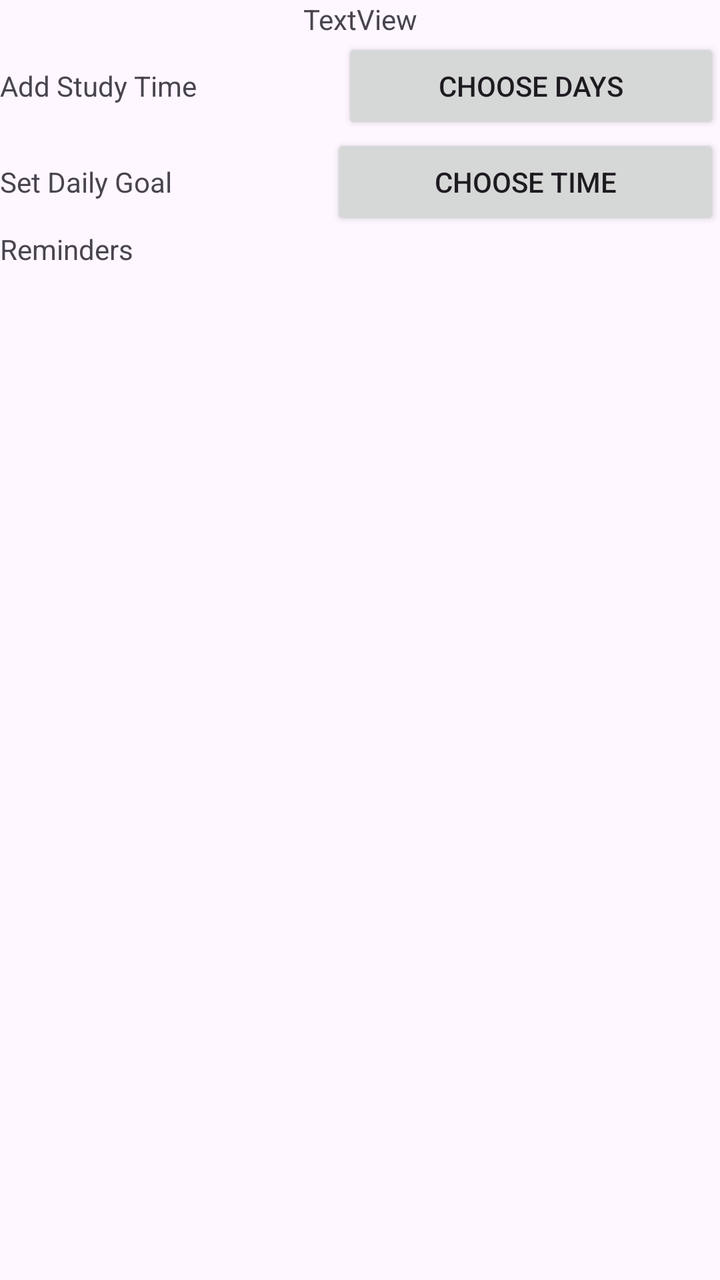
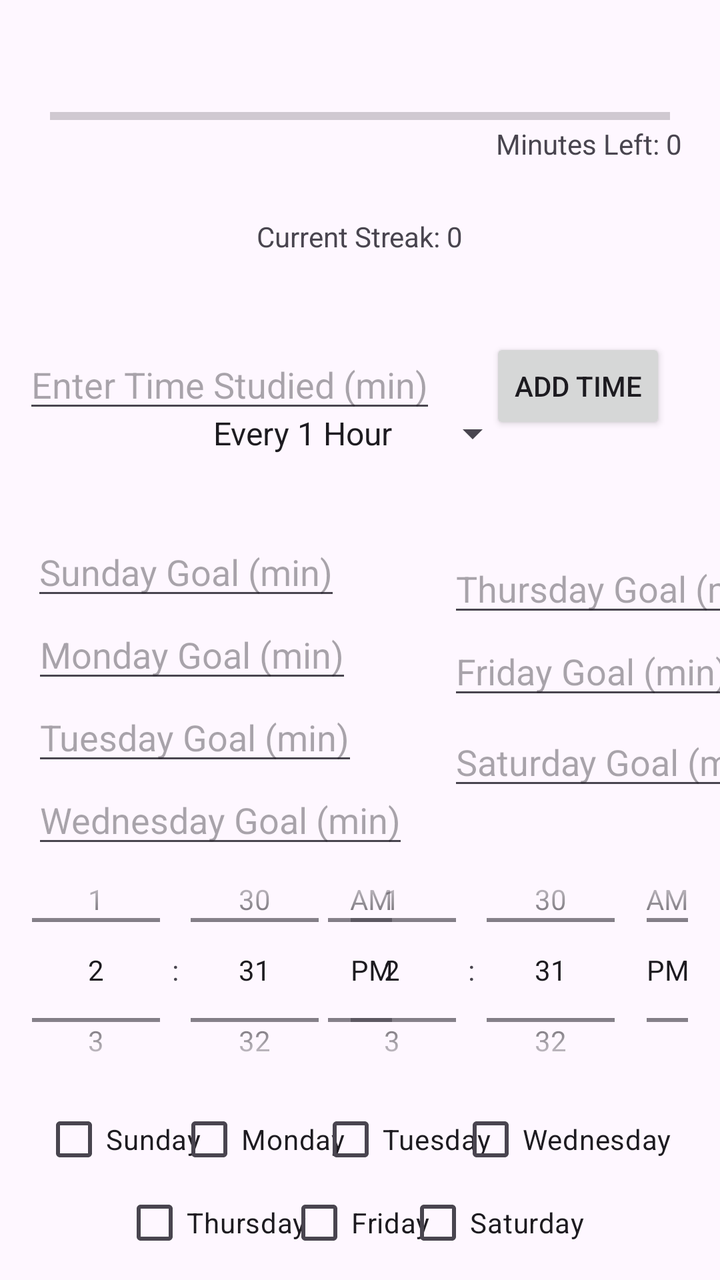

Compare the two renders of this Android layout. The source of the first and the diff that turns it into the second are given below.
<!-- AndroidManifest.xml: application theme Theme.MyApplication -->
<!-- res/layout/fragment_study_goal.xml -->
<?xml version="1.0" encoding="utf-8"?>
<androidx.constraintlayout.widget.ConstraintLayout xmlns:android="http://schemas.android.com/apk/res/android"
    xmlns:app="http://schemas.android.com/apk/res-auto"
    xmlns:tools="http://schemas.android.com/tools"
    android:layout_width="match_parent"
    android:layout_height="match_parent"
    tools:context=".ui.home_fragments.StudyGoalFragment">

    <TextView
        android:id="@+id/textView7"
        android:layout_width="wrap_content"
        android:layout_height="wrap_content"
        android:text="TextView"
        app:layout_constraintEnd_toEndOf="parent"
        app:layout_constraintStart_toStartOf="parent"
        app:layout_constraintTop_toTopOf="parent" />

    <LinearLayout
        android:id="@+id/linearLayout4"
        android:layout_width="match_parent"
        android:layout_height="0dp"
        android:orientation="horizontal"
        app:layout_constraintEnd_toEndOf="parent"
        app:layout_constraintStart_toStartOf="parent"
        app:layout_constraintTop_toBottomOf="@+id/textView7">

        <TextView
            android:id="@+id/textView8"
            android:layout_width="wrap_content"
            android:layout_height="wrap_content"
            android:layout_weight="1"
            android:text="Add Study Time" />

        <Button
            android:id="@+id/button10"
            android:layout_width="wrap_content"
            android:layout_height="wrap_content"
            android:layout_weight="1"
            android:text="Choose Days" />
    </LinearLayout>

    <LinearLayout
        android:id="@+id/linearLayout3"
        android:layout_width="match_parent"
        android:layout_height="0dp"
        android:orientation="horizontal"
        app:layout_constraintTop_toBottomOf="@+id/linearLayout4">

        <TextView
            android:id="@+id/textView9"
            android:layout_width="wrap_content"
            android:layout_height="wrap_content"
            android:layout_weight="1"
            android:text="Set Daily Goal" />

        <Button
            android:id="@+id/button11"
            android:layout_width="wrap_content"
            android:layout_height="wrap_content"
            android:layout_weight="1"
            android:text="Choose Time" />
    </LinearLayout>

    <TextView
        android:id="@+id/textView10"
        android:layout_width="wrap_content"
        android:layout_height="wrap_content"
        android:text="Reminders"
        app:layout_constraintStart_toStartOf="parent"
        app:layout_constraintTop_toBottomOf="@+id/linearLayout3" />

    <androidx.recyclerview.widget.RecyclerView
        android:layout_width="match_parent"
        android:layout_height="0dp"
        app:layout_constraintEnd_toEndOf="parent"
        app:layout_constraintStart_toStartOf="parent"
        app:layout_constraintTop_toBottomOf="@+id/textView10" />

</androidx.constraintlayout.widget.ConstraintLayout>
<!-- resources referenced by this layout -->
<resources>
  <style name="Theme.MyApplication" parent="Base.Theme.MyApplication" />
  <style name="Base.Theme.MyApplication" parent="Theme.Material3.DayNight.NoActionBar">
          
          
      </style>
</resources>

<!-- the commit's change to res/layout/fragment_study_goal.xml (unified diff, before → after) -->
@@ -6,14 +6,56 @@
     android:layout_height="match_parent"
     tools:context=".ui.home_fragments.StudyGoalFragment">
 
-    <TextView
-        android:id="@+id/textView7"
-        android:layout_width="wrap_content"
-        android:layout_height="wrap_content"
-        android:text="TextView"
+
+    <TimePicker
+        android:id="@+id/reminderStartTime3"
+        android:layout_width="212dp"
+        android:layout_height="138dp"
+        android:timePickerMode="spinner"
+        app:layout_constraintBottom_toBottomOf="parent"
+        app:layout_constraintEnd_toEndOf="parent"
+        app:layout_constraintHorizontal_bias="0.0"
+        app:layout_constraintStart_toStartOf="parent"
+        app:layout_constraintTop_toTopOf="parent"
+        app:layout_constraintVertical_bias="0.829" />
+
+    <ProgressBar
+        android:id="@+id/progressBar"
+        style="@style/Widget.AppCompat.ProgressBar.Horizontal"
+        android:layout_width="match_parent"
+        android:layout_height="wrap_content"
+        android:layout_marginLeft="25dp"
+        android:layout_marginTop="50dp"
+        android:layout_marginRight="25dp"
+        android:max="100"
+        android:progressTint="#ADD8E6"
         app:layout_constraintEnd_toEndOf="parent"
         app:layout_constraintStart_toStartOf="parent"
         app:layout_constraintTop_toTopOf="parent" />
+
+
+    <EditText
+        android:id="@+id/timeInput"
+        android:layout_width="wrap_content"
+        android:layout_height="wrap_content"
+        android:hint="Enter Time Studied (min)"
+        app:layout_constraintBottom_toBottomOf="parent"
+        app:layout_constraintEnd_toEndOf="parent"
+        app:layout_constraintHorizontal_bias="0.077"
+        app:layout_constraintStart_toStartOf="parent"
+        app:layout_constraintTop_toBottomOf="@+id/progressBar"
+        app:layout_constraintVertical_bias="0.195" />
+
+    <Button
+        android:id="@+id/addTimeButton"
+        android:layout_width="wrap_content"
+        android:layout_height="wrap_content"
+        android:text="Add Time"
+        app:layout_constraintBottom_toBottomOf="parent"
+        app:layout_constraintEnd_toEndOf="parent"
+        app:layout_constraintStart_toEndOf="@+id/timeInput"
+        app:layout_constraintTop_toBottomOf="@+id/progressBar"
+        app:layout_constraintVertical_bias="0.196" />
 
     <LinearLayout
         android:id="@+id/linearLayout4"
@@ -21,59 +63,224 @@
         android:layout_height="0dp"
         android:orientation="horizontal"
         app:layout_constraintEnd_toEndOf="parent"
-        app:layout_constraintStart_toStartOf="parent"
-        app:layout_constraintTop_toBottomOf="@+id/textView7">
-
-        <TextView
-            android:id="@+id/textView8"
-            android:layout_width="wrap_content"
-            android:layout_height="wrap_content"
-            android:layout_weight="1"
-            android:text="Add Study Time" />
-
-        <Button
-            android:id="@+id/button10"
-            android:layout_width="wrap_content"
-            android:layout_height="wrap_content"
-            android:layout_weight="1"
-            android:text="Choose Days" />
+        app:layout_constraintHorizontal_bias="0.0"
+        app:layout_constraintStart_toStartOf="parent"
+        app:layout_constraintTop_toBottomOf="@+id/progressBar">
+
     </LinearLayout>
 
-    <LinearLayout
-        android:id="@+id/linearLayout3"
-        android:layout_width="match_parent"
-        android:layout_height="0dp"
-        android:orientation="horizontal"
-        app:layout_constraintTop_toBottomOf="@+id/linearLayout4">
-
-        <TextView
-            android:id="@+id/textView9"
-            android:layout_width="wrap_content"
-            android:layout_height="wrap_content"
-            android:layout_weight="1"
-            android:text="Set Daily Goal" />
-
-        <Button
-            android:id="@+id/button11"
-            android:layout_width="wrap_content"
-            android:layout_height="wrap_content"
-            android:layout_weight="1"
-            android:text="Choose Time" />
-    </LinearLayout>
-
     <TextView
-        android:id="@+id/textView10"
-        android:layout_width="wrap_content"
-        android:layout_height="wrap_content"
-        android:text="Reminders"
-        app:layout_constraintStart_toStartOf="parent"
-        app:layout_constraintTop_toBottomOf="@+id/linearLayout3" />
-
-    <androidx.recyclerview.widget.RecyclerView
-        android:layout_width="match_parent"
-        android:layout_height="0dp"
-        app:layout_constraintEnd_toEndOf="parent"
-        app:layout_constraintStart_toStartOf="parent"
-        app:layout_constraintTop_toBottomOf="@+id/textView10" />
+        android:id="@+id/streakTextView"
+        android:layout_width="wrap_content"
+        android:layout_height="wrap_content"
+        android:text="Current Streak: 0"
+        app:layout_constraintBottom_toTopOf="@+id/timeInput"
+        app:layout_constraintEnd_toEndOf="parent"
+        app:layout_constraintStart_toStartOf="parent"
+        app:layout_constraintTop_toBottomOf="@+id/progressBar" />
+
+    <CheckBox
+        android:id="@+id/reminderSunday"
+        android:layout_width="wrap_content"
+        android:layout_height="wrap_content"
+        android:text="Sunday"
+        app:layout_constraintBottom_toBottomOf="parent"
+        app:layout_constraintEnd_toEndOf="parent"
+        app:layout_constraintHorizontal_bias="0.075"
+        app:layout_constraintStart_toStartOf="parent"
+        app:layout_constraintTop_toTopOf="parent"
+        app:layout_constraintVertical_bias="0.922" />
+
+    <CheckBox
+        android:id="@+id/reminderMonday"
+        android:layout_width="wrap_content"
+        android:layout_height="wrap_content"
+        android:text="Monday"
+        app:layout_constraintBottom_toBottomOf="parent"
+        app:layout_constraintEnd_toEndOf="parent"
+        app:layout_constraintHorizontal_bias="0.321"
+        app:layout_constraintStart_toStartOf="parent"
+        app:layout_constraintTop_toTopOf="parent"
+        app:layout_constraintVertical_bias="0.922" />
+
+    <CheckBox
+        android:id="@+id/reminderTuesday"
+        android:layout_width="wrap_content"
+        android:layout_height="wrap_content"
+        android:text="Tuesday"
+        app:layout_constraintBottom_toBottomOf="parent"
+        app:layout_constraintEnd_toEndOf="parent"
+        app:layout_constraintHorizontal_bias="0.581"
+        app:layout_constraintStart_toStartOf="parent"
+        app:layout_constraintTop_toTopOf="parent"
+        app:layout_constraintVertical_bias="0.922" />
+
+    <CheckBox
+        android:id="@+id/reminderWednesday"
+        android:layout_width="wrap_content"
+        android:layout_height="wrap_content"
+        android:text="Wednesday"
+        app:layout_constraintBottom_toBottomOf="parent"
+        app:layout_constraintEnd_toEndOf="parent"
+        app:layout_constraintHorizontal_bias="0.904"
+        app:layout_constraintStart_toStartOf="parent"
+        app:layout_constraintTop_toTopOf="parent"
+        app:layout_constraintVertical_bias="0.922" />
+
+    <CheckBox
+        android:id="@+id/reminderThursday"
+        android:layout_width="wrap_content"
+        android:layout_height="wrap_content"
+        android:text="Thursday"
+        app:layout_constraintBottom_toBottomOf="parent"
+        app:layout_constraintEnd_toEndOf="parent"
+        app:layout_constraintHorizontal_bias="0.229"
+        app:layout_constraintStart_toStartOf="parent"
+        app:layout_constraintTop_toTopOf="parent"
+        app:layout_constraintVertical_bias="0.992" />
+
+    <CheckBox
+        android:id="@+id/reminderFriday"
+        android:layout_width="wrap_content"
+        android:layout_height="wrap_content"
+        android:text="Friday"
+        app:layout_constraintBottom_toBottomOf="parent"
+        app:layout_constraintEnd_toEndOf="parent"
+        app:layout_constraintHorizontal_bias="0.498"
+        app:layout_constraintStart_toStartOf="parent"
+        app:layout_constraintTop_toTopOf="parent"
+        app:layout_constraintVertical_bias="0.992" />
+
+    <CheckBox
+        android:id="@+id/reminderSaturday"
+        android:layout_width="wrap_content"
+        android:layout_height="wrap_content"
+        android:text="Saturday"
+        app:layout_constraintBottom_toBottomOf="parent"
+        app:layout_constraintEnd_toEndOf="parent"
+        app:layout_constraintHorizontal_bias="0.75"
+        app:layout_constraintStart_toStartOf="parent"
+        app:layout_constraintTop_toTopOf="parent"
+        app:layout_constraintVertical_bias="0.992" />
+
+    <TimePicker
+        android:id="@+id/reminderStartTime"
+        android:layout_width="212dp"
+        android:layout_height="138dp"
+        android:timePickerMode="spinner"
+        app:layout_constraintBottom_toBottomOf="parent"
+        app:layout_constraintEnd_toEndOf="parent"
+        app:layout_constraintHorizontal_bias="1.0"
+        app:layout_constraintStart_toStartOf="parent"
+        app:layout_constraintTop_toTopOf="parent"
+        app:layout_constraintVertical_bias="0.829" />
+
+    <TextView
+        android:id="@+id/timeLeftTextView"
+        android:layout_width="wrap_content"
+        android:layout_height="wrap_content"
+        android:text="Minutes Left: 0"
+        app:layout_constraintBottom_toTopOf="@+id/streakTextView"
+        app:layout_constraintEnd_toEndOf="parent"
+        app:layout_constraintHorizontal_bias="0.929"
+        app:layout_constraintStart_toStartOf="parent"
+        app:layout_constraintTop_toTopOf="@+id/progressBar"
+        app:layout_constraintVertical_bias="0.312" />
+
+    <EditText
+        android:id="@+id/sundayGoal"
+        android:layout_width="wrap_content"
+        android:layout_height="wrap_content"
+        android:layout_marginStart="16dp"
+        android:layout_marginTop="136dp"
+        android:layout_marginEnd="54dp"
+        android:hint="Sunday Goal (min)"
+        app:layout_constraintBottom_toTopOf="@+id/mondayGoal"
+        app:layout_constraintEnd_toStartOf="@+id/thursdayGoal"
+        app:layout_constraintStart_toStartOf="parent"
+        app:layout_constraintTop_toBottomOf="@+id/streakTextView" />
+
+    <EditText
+        android:id="@+id/mondayGoal"
+        android:layout_width="wrap_content"
+        android:layout_height="wrap_content"
+        android:layout_marginStart="16dp"
+        android:hint="Monday Goal (min)"
+        app:layout_constraintStart_toStartOf="parent"
+        app:layout_constraintTop_toBottomOf="@+id/sundayGoal" />
+
+    <EditText
+        android:id="@+id/tuesdayGoal"
+        android:layout_width="wrap_content"
+        android:layout_height="wrap_content"
+        android:layout_marginStart="16dp"
+        android:hint="Tuesday Goal (min)"
+        app:layout_constraintStart_toStartOf="parent"
+        app:layout_constraintTop_toBottomOf="@+id/mondayGoal" />
+
+    <EditText
+        android:id="@+id/wednesdayGoal"
+        android:layout_width="wrap_content"
+        android:layout_height="wrap_content"
+        android:layout_marginStart="16dp"
+        android:hint="Wednesday Goal (min)"
+        app:layout_constraintStart_toStartOf="parent"
+        app:layout_constraintTop_toBottomOf="@+id/tuesdayGoal" />
+
+    <EditText
+        android:id="@+id/thursdayGoal"
+        android:layout_width="wrap_content"
+        android:layout_height="wrap_content"
+        android:layout_marginStart="224dp"
+        android:layout_marginTop="272dp"
+        android:hint="Thursday Goal (min)"
+        app:layout_constraintStart_toStartOf="parent"
+        app:layout_constraintTop_toTopOf="parent" />
+
+    <EditText
+        android:id="@+id/fridayGoal"
+        android:layout_width="wrap_content"
+        android:layout_height="wrap_content"
+        android:layout_marginStart="224dp"
+        android:hint="Friday Goal (min)"
+        app:layout_constraintStart_toStartOf="parent"
+        app:layout_constraintTop_toBottomOf="@+id/thursdayGoal" />
+
+    <EditText
+        android:id="@+id/saturdayGoal"
+        android:layout_width="wrap_content"
+        android:layout_height="wrap_content"
+        android:layout_marginStart="224dp"
+        android:layout_marginTop="4dp"
+        android:hint="Saturday Goal (min)"
+        app:layout_constraintStart_toStartOf="parent"
+        app:layout_constraintTop_toBottomOf="@+id/fridayGoal" />
+
+    <Button
+        android:id="@+id/setGoalsButton"
+        android:layout_width="wrap_content"
+        android:layout_height="wrap_content"
+        android:layout_marginStart="54dp"
+        android:layout_marginTop="7dp"
+        android:layout_marginEnd="44dp"
+        android:layout_marginBottom="26dp"
+        android:text="Set Goals"
+        app:layout_constraintBottom_toTopOf="@+id/reminderStartTime"
+        app:layout_constraintEnd_toEndOf="parent"
+        app:layout_constraintStart_toEndOf="@+id/wednesdayGoal"
+        app:layout_constraintTop_toBottomOf="@+id/saturdayGoal" />
+
+    <Spinner
+        android:id="@+id/reminderFrequencySpinner"
+        android:layout_width="wrap_content"
+        android:layout_height="wrap_content"
+        android:entries="@array/frequency_array"
+        app:layout_constraintBottom_toBottomOf="parent"
+        app:layout_constraintEnd_toEndOf="parent"
+        app:layout_constraintHorizontal_bias="0.498"
+        app:layout_constraintStart_toStartOf="parent"
+        app:layout_constraintTop_toTopOf="parent"
+        app:layout_constraintVertical_bias="0.332" />
+
 
 </androidx.constraintlayout.widget.ConstraintLayout>
<!-- resource entries referenced after the edit -->
@@ -1,5 +1,9 @@
 <!-- resources referenced by this layout -->
 <resources>
+  <string-array name="frequency_array">
+          <item>Every 1 Hour</item>
+          <item>Every 2 Hours</item>
+      </string-array>
   <style name="Theme.MyApplication" parent="Base.Theme.MyApplication" />
   <style name="Base.Theme.MyApplication" parent="Theme.Material3.DayNight.NoActionBar">
           
